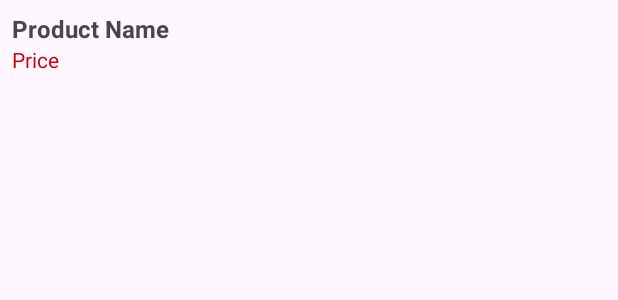
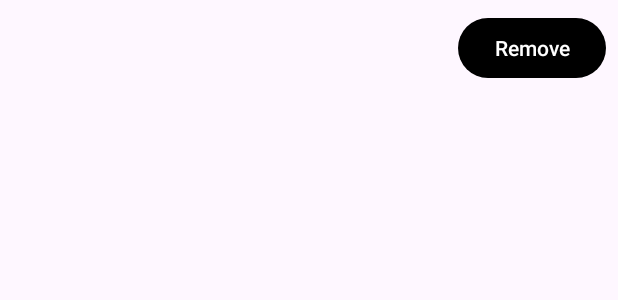
Before and after one commit to Turki-090/WirelessProject, an Android app: the layout item_cart.xml on its own in the app's theme, with its tools: preview values and no code run, on a phone screen of 412 x 824 dp. Shown: the top 300 px of the screen. Run offline under Robolectric (Android 15) with nearby library versions, the light colour scheme and no system bars.

Commit message:
Every thing is fine

```diff
--- a/app/src/main/java/com/example/wirelessproject/ShoppingCartActivity.java
+++ b/app/src/main/java/com/example/wirelessproject/ShoppingCartActivity.java
@@ -27,7 +27,7 @@ public class ShoppingCartActivity extends AppCompatActivity {
         cartRecyclerView.setLayoutManager(new LinearLayoutManager(this));
 
         // Initialize total cost TextView
-        totalCostTextView = findViewById(R.id.totalCostTextView);
+        totalCostTextView = findViewById(R.id.totalCostTextView );
 
         // Fetch cart items and total cost
         List<Product> cartItems = ShoppingCart.getInstance().getCartItems();
--- a/app/src/main/res/layout/activity_cart.xml
+++ b/app/src/main/res/layout/activity_cart.xml
@@ -22,7 +22,7 @@
         android:layout_weight="1" />
 
     <TextView
-        android:id="@+id/totalPriceTextView"
+        android:id="@+id/totalCostTextView"
         android:layout_width="wrap_content"
         android:layout_height="wrap_content"
         android:text="Total Price: $0.0"
--- a/app/src/main/res/layout/activity_shopping_cart.xml
+++ b/app/src/main/res/layout/activity_shopping_cart.xml
@@ -42,5 +42,4 @@
         app:layout_constraintEnd_toEndOf="parent"
         app:layout_constraintStart_toStartOf="parent"
         app:layout_constraintTop_toTopOf="parent" />
-
 </androidx.constraintlayout.widget.ConstraintLayout>
--- a/app/src/main/res/layout/item_cart.xml
+++ b/app/src/main/res/layout/item_cart.xml
@@ -1,23 +1,37 @@
+<?xml version="1.0" encoding="utf-8"?>
 <LinearLayout
     xmlns:android="http://schemas.android.com/apk/res/android"
     android:layout_width="match_parent"
     android:layout_height="wrap_content"
-    android:orientation="vertical"
+    android:orientation="horizontal"
     android:padding="8dp">
 
+    <LinearLayout
+        android:layout_width="0dp"
+        android:layout_height="wrap_content"
+        android:layout_weight="1"
+        android:orientation="vertical">
+
         <TextView
-        android:id="@+id/cartProductName"
+            android:id="@+id/productName"
             android:layout_width="wrap_content"
             android:layout_height="wrap_content"
-        android:text="Product Name"
-        android:textSize="16sp"
+            android:textSize="18sp"
             android:textStyle="bold" />
 
         <TextView
-        android:id="@+id/cartProductPrice"
+            android:id="@+id/productPrice"
             android:layout_width="wrap_content"
             android:layout_height="wrap_content"
-        android:text="Price"
-        android:textSize="14sp"
-        android:textColor="@android:color/holo_red_dark" />
+            android:textColor="#FF5722"
+            android:textSize="16sp"
+            android:textStyle="bold" />
     </LinearLayout>
+
+    <Button
+        android:id="@+id/removeItemButton"
+        android:layout_width="wrap_content"
+        android:layout_height="wrap_content"
+        android:text="Remove"
+        android:layout_gravity="center_vertical" />
+</LinearLayout>
```
Also changed, not shown: app/src/main/java/com/example/wirelessproject/CartActivity.java (+27 -10 lines), app/src/main/java/com/example/wirelessproject/CartAdapter.java (+17 -6 lines), app/src/main/java/com/example/wirelessproject/ShoppingCart.java (+32 -5 lines). Lines whose indentation alone changed are shown as unchanged.
